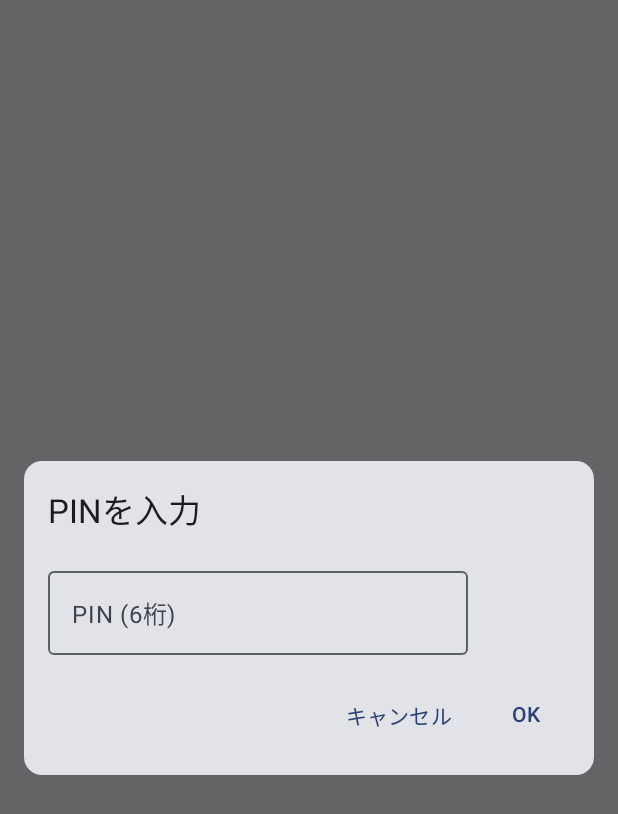
After one commit to TakanaKonbu/PasswordManager, an Android app built with Jetpack Compose: the composable AuthScreen called with empty values, on a phone screen of 412 x 824 dp. The commit adds this screen. Shown: the top 814 px of the screen. Run offline under Robolectric (Android 15) with nearby library versions, the phone set to English and light mode, and no system bars.

Commit message:
PINの設定

```diff
--- a/app/build.gradle.kts
+++ b/app/build.gradle.kts
@@ -47,6 +47,7 @@ dependencies {
     implementation(libs.androidx.lifecycle.livedata.ktx)
     implementation(libs.androidx.runtime.livedata)
     implementation(libs.androidx.navigation.compose)
+    implementation("androidx.datastore:datastore-preferences:1.0.0")
 
     implementation(libs.androidx.core.ktx)
     implementation(libs.androidx.lifecycle.runtime.ktx)
--- a/app/src/main/AndroidManifest.xml
+++ b/app/src/main/AndroidManifest.xml
@@ -4,6 +4,7 @@
 
     <application
         android:allowBackup="true"
+        android:enableOnBackInvokedCallback="true"
         android:dataExtractionRules="@xml/data_extraction_rules"
         android:fullBackupContent="@xml/backup_rules"
         android:icon="@mipmap/ic_launcher"
--- /dev/null
+++ b/app/src/main/java/com/takanakonbu/passwordmanager/ui/components/PinInputDialog.kt
@@ -0,0 +1,80 @@
+package com.takanakonbu.passwordmanager.ui.components
+
+import androidx.compose.foundation.layout.*
+import androidx.compose.foundation.text.KeyboardOptions
+import androidx.compose.material3.*
+import androidx.compose.runtime.*
+import androidx.compose.ui.Modifier
+import androidx.compose.ui.text.input.KeyboardType
+import androidx.compose.ui.unit.dp
+import androidx.compose.ui.window.Dialog
+
+@Composable
+fun PinInputDialog(
+    title: String,
+    onDismiss: () -> Unit,
+    onConfirm: (String) -> Unit
+) {
+    var pin by remember { mutableStateOf("") }
+    var error by remember { mutableStateOf("") }
+
+    Dialog(onDismissRequest = onDismiss) {
+        Card(
+            modifier = Modifier
+                .fillMaxWidth()
+                .padding(16.dp)
+        ) {
+            Column(
+                modifier = Modifier
+                    .fillMaxWidth()
+                    .padding(16.dp)
+            ) {
+                Text(
+                    text = title,
+                    style = MaterialTheme.typography.titleLarge
+                )
+                Spacer(modifier = Modifier.height(16.dp))
+
+                OutlinedTextField(
+                    value = pin,
+                    onValueChange = {
+                        if (it.length <= 6) {
+                            pin = it.filter { char -> char.isDigit() }
+                            error = ""
+                        }
+                    },
+                    label = { Text("PIN (6桁)") },
+                    keyboardOptions = KeyboardOptions(keyboardType = KeyboardType.NumberPassword),
+                    singleLine = true,
+                    isError = error.isNotEmpty(),
+                    supportingText = if (error.isNotEmpty()) {
+                        { Text(error) }
+                    } else null
+                )
+
+                Spacer(modifier = Modifier.height(16.dp))
+
+                Row(
+                    modifier = Modifier.fillMaxWidth(),
+                    horizontalArrangement = Arrangement.End
+                ) {
+                    TextButton(onClick = onDismiss) {
+                        Text("キャンセル")
+                    }
+                    Spacer(modifier = Modifier.width(8.dp))
+                    TextButton(
+                        onClick = {
+                            if (pin.length == 6) {
+                                onConfirm(pin)
+                            } else {
+                                error = "PINは6桁で入力してください"
+                            }
+                        }
+                    ) {
+                        Text("OK")
+                    }
+                }
+            }
+        }
+    }
+}
--- /dev/null
+++ b/app/src/main/java/com/takanakonbu/passwordmanager/ui/screens/AuthScreen.kt
@@ -0,0 +1,40 @@
+package com.takanakonbu.passwordmanager.ui.screens
+
+import androidx.compose.foundation.layout.*
+import androidx.compose.material3.*
+import androidx.compose.runtime.*
+import androidx.compose.ui.Alignment
+import androidx.compose.ui.Modifier
+import androidx.compose.ui.text.style.TextAlign
+import com.takanakonbu.passwordmanager.ui.components.PinInputDialog
+
+@Composable
+fun AuthScreen(
+    onAuthSuccess: () -> Unit,
+    correctPin: String
+) {
+    val showPinDialog by remember { mutableStateOf(true) }
+
+    if (showPinDialog) {
+        PinInputDialog(
+            title = "PINを入力",
+            onDismiss = { /* PINの入力は必須なのでdismissは無効 */ },
+            onConfirm = { pin ->
+                if (pin == correctPin) {
+                    onAuthSuccess()
+                }
+            }
+        )
+    }
+
+    Box(
+        modifier = Modifier.fillMaxSize(),
+        contentAlignment = Alignment.Center
+    ) {
+        Text(
+            text = "PIN認証が必要です",
+            style = MaterialTheme.typography.headlineSmall,
+            textAlign = TextAlign.Center
+        )
+    }
+}
```
Also changed, not shown: app/src/main/java/com/takanakonbu/passwordmanager/MainActivity.kt (+53 -4 lines), app/src/main/java/com/takanakonbu/passwordmanager/data/datastore/SettingsDataStore.kt (added, +58 -0 lines), app/src/main/java/com/takanakonbu/passwordmanager/ui/screens/Settings.kt (+52 -5 lines), app/src/main/java/com/takanakonbu/passwordmanager/ui/viewmodel/SettingsViewModel.kt (added, +42 -0 lines).
